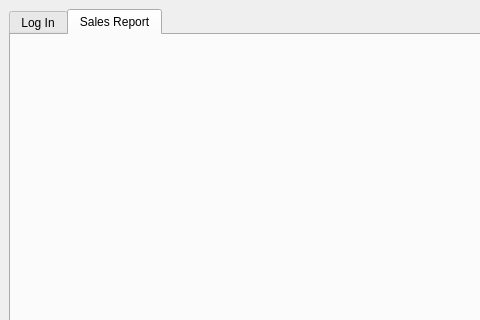
Old version of the form Bulk-Club/mainwindow.ui in the repository rhellwege/Bulk-Club; both pictures show x 0 to 480 and y 0 to 320 of the 800 by 600 pixel window.
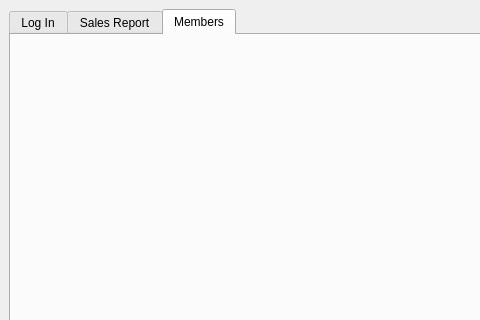
New version of the form. Custom widgets are drawn as their Qt base class.

Commit message: start members tab

What changed in the file:
```diff
--- a/Bulk-Club/mainwindow.ui
+++ b/Bulk-Club/mainwindow.ui
@@ -24,7 +24,7 @@
        </sizepolicy>
       </property>
       <property name="currentIndex">
-       <number>1</number>
+       <number>2</number>
       </property>
       <widget class="QWidget" name="tabLogin">
        <attribute name="title">
@@ -44,6 +44,12 @@
        </attribute>
        <layout class="QGridLayout" name="gridLayoutSalesReport"/>
       </widget>
+      <widget class="QWidget" name="tabMembers">
+       <attribute name="title">
+        <string>Members</string>
+       </attribute>
+       <layout class="QGridLayout" name="gridLayoutMembers"/>
+      </widget>
      </widget>
     </item>
    </layout>
```
The commit also changes 10 other files.
